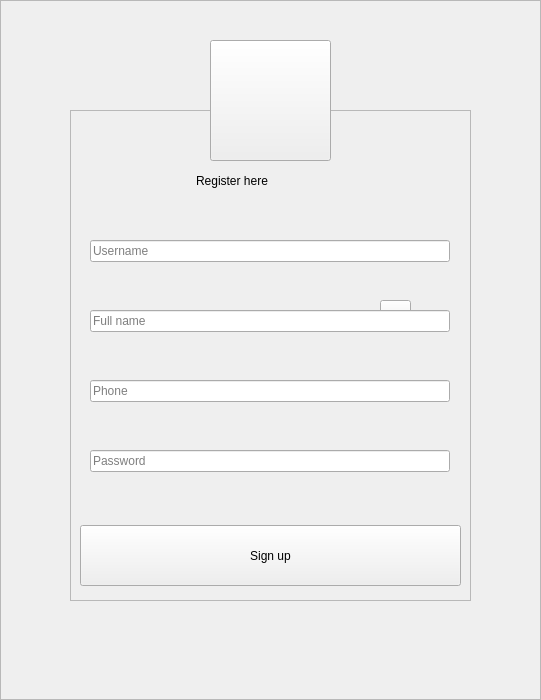
Before: the Qt Designer form ui/register.ui in Wester35/KP, drawn with Qt 5.
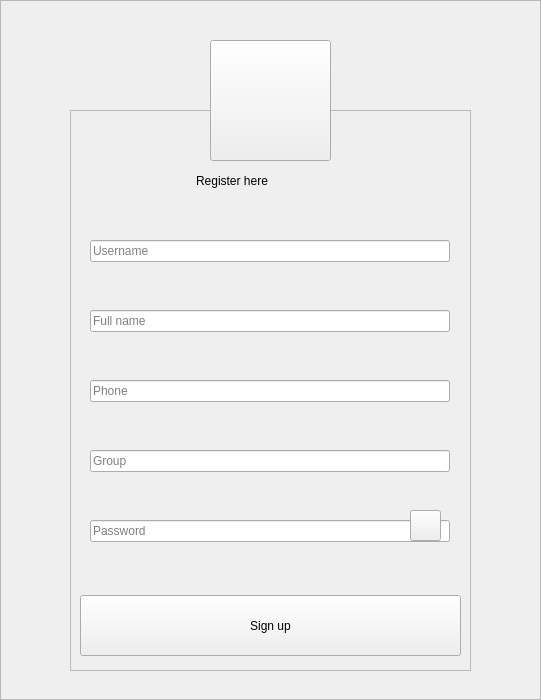
After: the same form once the commit is applied. Icons and pictures are not drawn.

Commit message: fix opening register window

Diff of the .ui file:
```diff
--- a/ui/register.ui
+++ b/ui/register.ui
@@ -117,7 +117,7 @@
      <x>70</x>
      <y>110</y>
      <width>401</width>
-     <height>491</height>
+     <height>561</height>
     </rect>
    </property>
    <property name="frameShape">
@@ -146,7 +146,7 @@
     <property name="geometry">
      <rect>
       <x>10</x>
-      <y>415</y>
+      <y>485</y>
       <width>381</width>
       <height>61</height>
      </rect>
@@ -175,7 +175,7 @@
     <property name="geometry">
      <rect>
       <x>20</x>
-      <y>340</y>
+      <y>410</y>
       <width>360</width>
       <height>22</height>
      </rect>
@@ -196,8 +196,8 @@
    <widget class="QPushButton" name="checkPassword">
     <property name="geometry">
      <rect>
-      <x>310</x>
-      <y>190</y>
+      <x>340</x>
+      <y>400</y>
       <width>31</width>
       <height>31</height>
      </rect>
@@ -238,6 +238,30 @@
      <string>Phone</string>
     </property>
    </widget>
+   <widget class="QLineEdit" name="groupEdit">
+    <property name="geometry">
+     <rect>
+      <x>20</x>
+      <y>340</y>
+      <width>360</width>
+      <height>22</height>
+     </rect>
+    </property>
+    <property name="text">
+     <string/>
+    </property>
+    <property name="placeholderText">
+     <string>Group</string>
+    </property>
+   </widget>
+   <zorder>label</zorder>
+   <zorder>pushButton</zorder>
+   <zorder>usernameEdit</zorder>
+   <zorder>passwordEdit</zorder>
+   <zorder>fioEdit</zorder>
+   <zorder>phoneEdit</zorder>
+   <zorder>groupEdit</zorder>
+   <zorder>checkPassword</zorder>
   </widget>
   <widget class="QFrame" name="frame_2">
    <property name="geometry">
```
Left out of the diff: 2 changed lines with no effect on the pictures. The commit also changes 2 other files.
